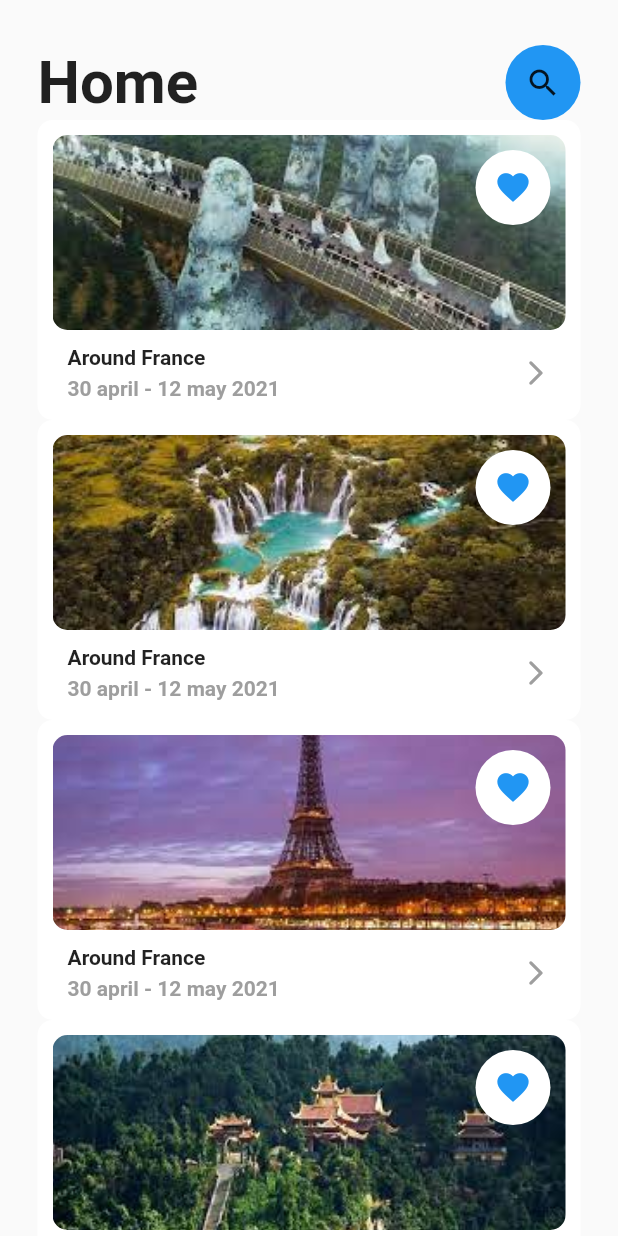
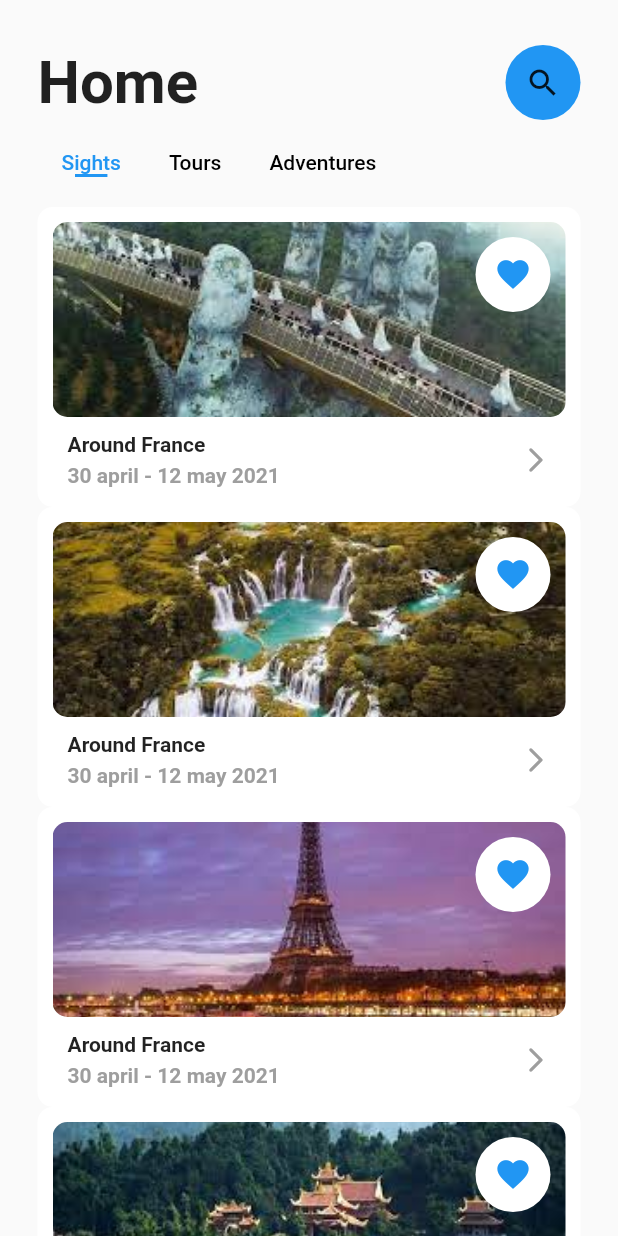
Before and after one commit to hovanduong/demo_travel_app, a Flutter app: the screen it shows after launch, on a phone screen of 412 x 824 dp. Run offline on Flutter 3.47's test engine with Material 2 defaults, Android fonts, the phone set to English and light mode, and no system bars.

Commit message:
update tab bar

```diff
--- a/travel_app/lib/src/home/home_screen.dart
+++ b/travel_app/lib/src/home/home_screen.dart
@@ -16,6 +16,7 @@ class _HomeScreenState extends State<HomeScreen> {
         child: Padding(
           padding: const EdgeInsets.symmetric(horizontal: 25),
           child: Column(
+            crossAxisAlignment: CrossAxisAlignment.start,
             children: [
               const SizedBox(height: 30),
               // tieu de
@@ -36,7 +37,23 @@ class _HomeScreenState extends State<HomeScreen> {
                 ],
               ),
               //tab bar
-
+              const Padding(
+                padding: EdgeInsets.symmetric(vertical: 20),
+                child: DefaultTabController(
+                    length: 3,
+                    child: TabBar(
+                      indicatorPadding: EdgeInsets.symmetric(horizontal: 25),
+                      isScrollable: true,
+                      labelColor: Colors.blue, // hien thi mau
+                      unselectedLabelColor:
+                          Colors.black, // thay doi mau sau khi nhan
+                      tabs: [
+                        Text('Sights'),
+                        Text('Tours'),
+                        Text('Adventures'),
+                      ],
+                    )),
+              ),
               // danh sach
               ...List.generate(ListTravel.listTravel.length, (index) {
                 return Container(
```
